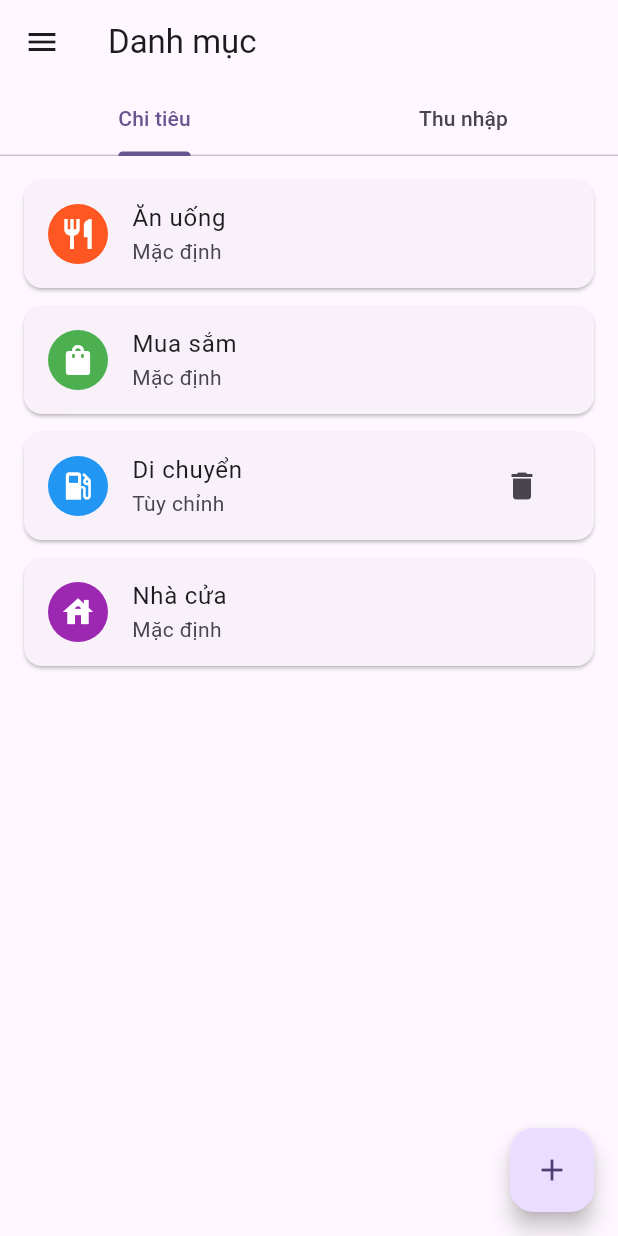
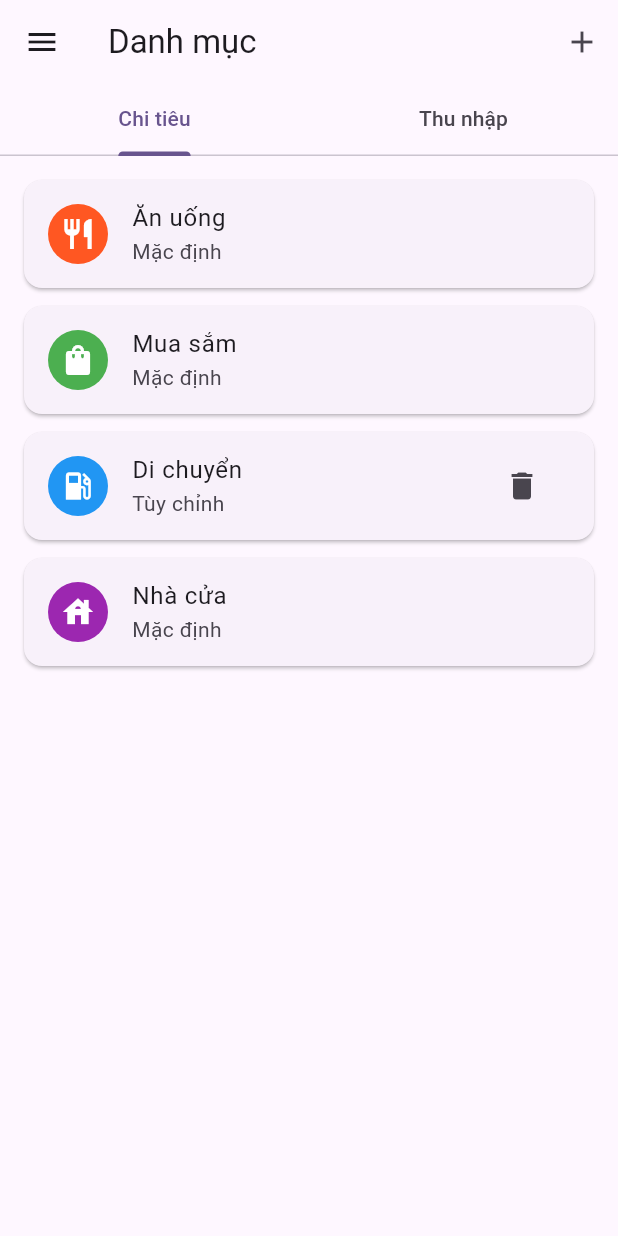
Before and after one commit to AndrewNguyenITVN/Abacus, a Flutter app: the screen it shows after launch, in the side drawer, after a tap on "Danh mục", on a phone screen of 412 x 824 dp. Run offline on Flutter 3.47's test engine with Material 3 defaults, Android fonts, the phone set to English and light mode, and no system bars.

Commit message:
style: modify button add categories

```diff
--- a/lib/ui/categories/categories_screen.dart
+++ b/lib/ui/categories/categories_screen.dart
@@ -34,6 +34,17 @@ class CategoriesScreen extends StatelessWidget {
       child: Scaffold(
         appBar: AppBar(
           title: const Text('Danh mục'),
+          actions: [
+            IconButton(
+              icon: const Icon(Icons.add),
+              onPressed: () {
+                // Mock FAB action
+                ScaffoldMessenger.of(context).showSnackBar(
+                  const SnackBar(content: Text('Chức năng thêm danh mục chưa được cài đặt.')),
+                );
+              },
+            ),
+          ],
           bottom: const TabBar(
             tabs: [
               Tab(text: 'Chi tiêu'),
@@ -47,15 +58,6 @@ class CategoriesScreen extends StatelessWidget {
             _buildCategoryList(context, CategoriesManager().expenseCategories),
             _buildCategoryList(context, CategoriesManager().incomeCategories),
           ],
-        ),
-        floatingActionButton: FloatingActionButton(
-          onPressed: () {
-            // Mock FAB action
-            ScaffoldMessenger.of(context).showSnackBar(
-              const SnackBar(content: Text('Chức năng thêm danh mục chưa được cài đặt.')),
-            );
-          },
-          child: const Icon(Icons.add),
         ),
       ),
     );
```
